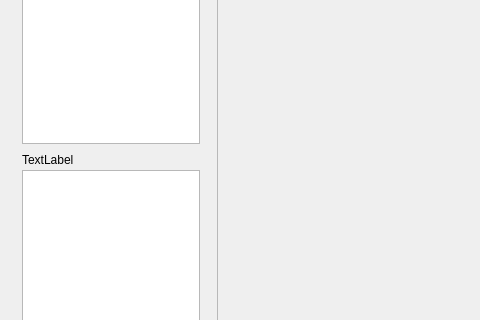
Before: the Qt Designer form uml/mainwindow.ui in QuickCharger/Qt, drawn with Qt 5; both pictures show x 0 to 480 and y 223 to 543 of the 932 by 714 pixel window.
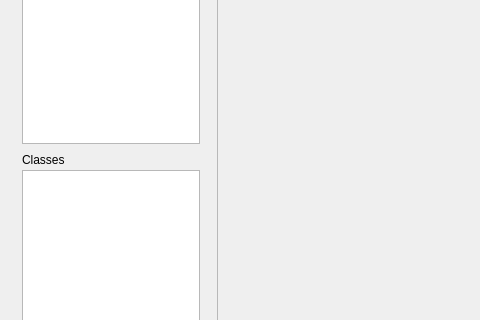
After: the same form once the commit is applied. Custom widgets are drawn as their Qt base class.

Patch:
```diff
--- a/uml/mainwindow.ui
+++ b/uml/mainwindow.ui
@@ -62,7 +62,7 @@
         </rect>
        </property>
        <property name="text">
-        <string>TextLabel</string>
+        <string>Classes</string>
        </property>
       </widget>
       <widget class="QListView" name="listView_2">
```
Left out of the diff: 14 changed lines with no effect on the pictures.
